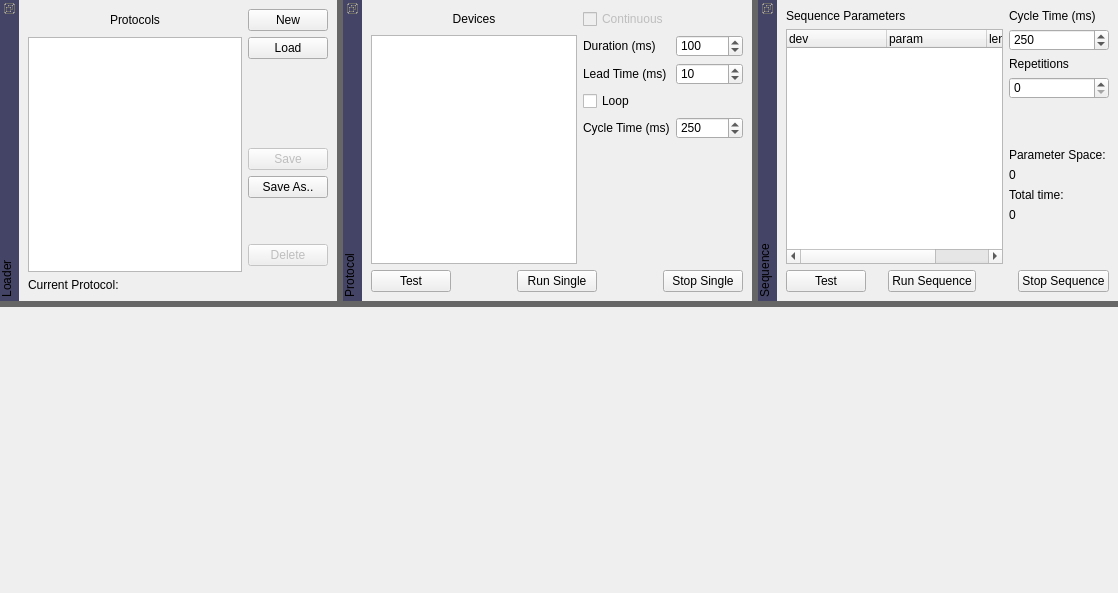
Before: the Qt Designer form lib/modules/ProtocolRunner/ProtocolRunnerTemplate.ui in acq4/acq4, drawn with Qt 5.
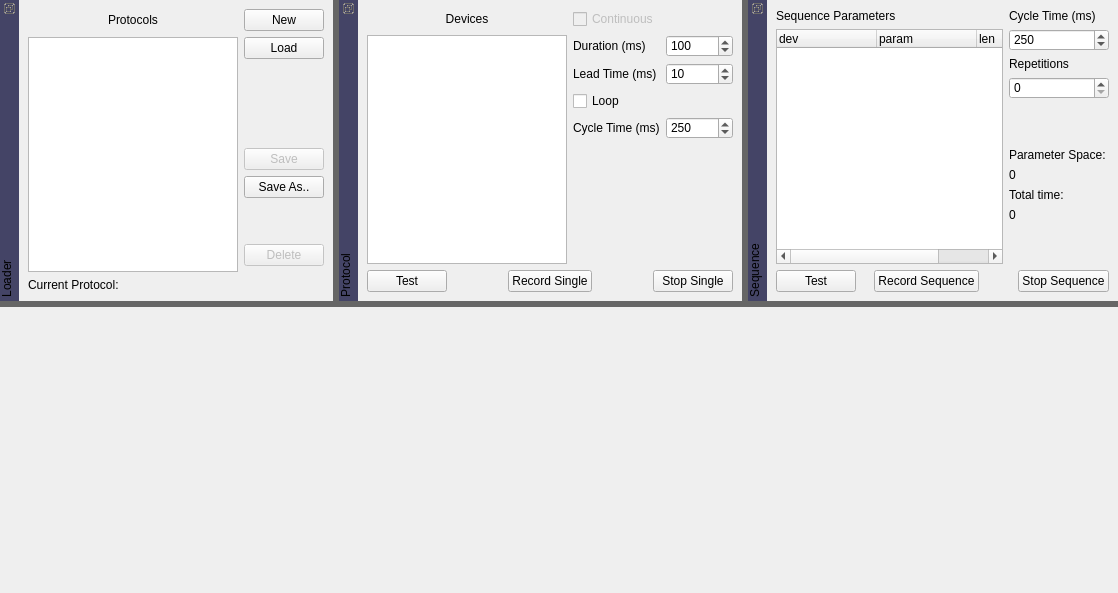
After: the same form once the commit is applied.

Commit message: Half way into some protocolrunner fixes (currently b0rken)

```diff
--- a/lib/modules/ProtocolRunner/ProtocolRunnerTemplate.ui
+++ b/lib/modules/ProtocolRunner/ProtocolRunnerTemplate.ui
@@ -287,8 +287,8 @@
          <property name="enabled" >
           <bool>true</bool>
          </property>
-         <property name="text" >
-          <string>Run Single</string>
+         <property name="text">
+          <string>Record Single</string>
          </property>
         </widget>
        </item>
@@ -536,9 +536,9 @@
         </spacer>
        </item>
        <item>
-        <widget class="QPushButton" name="runSequenceBtn" >
-         <property name="text" >
-          <string>Run Sequence</string>
+        <widget class="QPushButton" name="runSequenceBtn">
+         <property name="text">
+          <string>Record Sequence</string>
          </property>
         </widget>
        </item>
```
Left out of the diff: 363 changed lines with no effect on the pictures. The commit also changes 2 other files.
